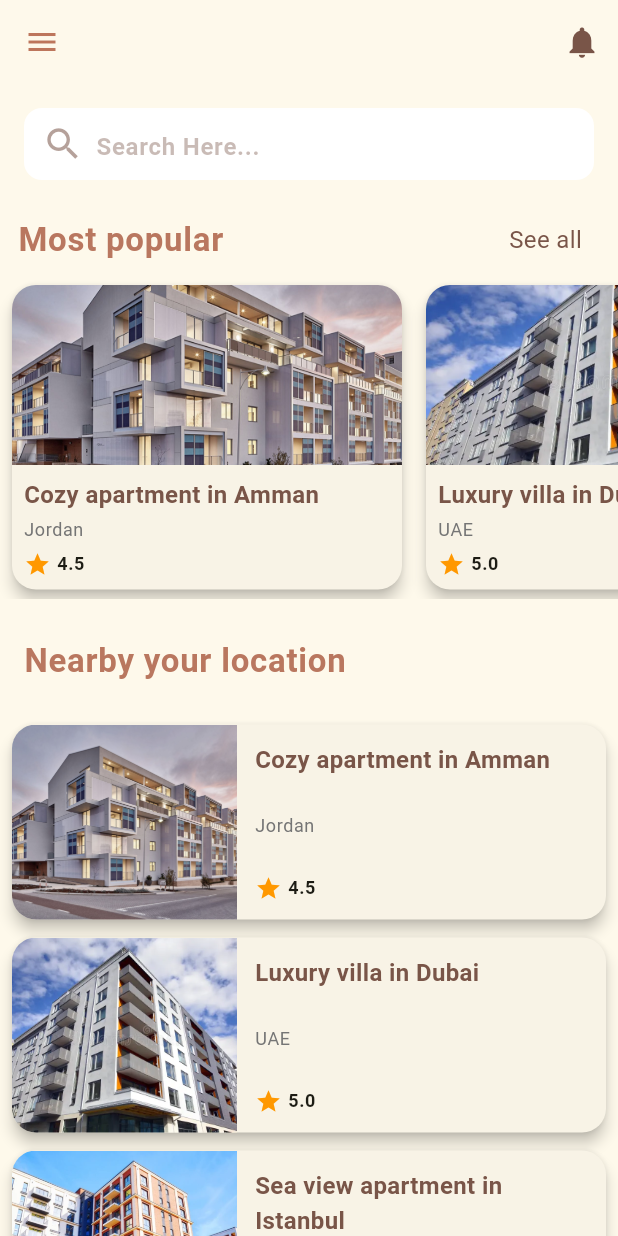
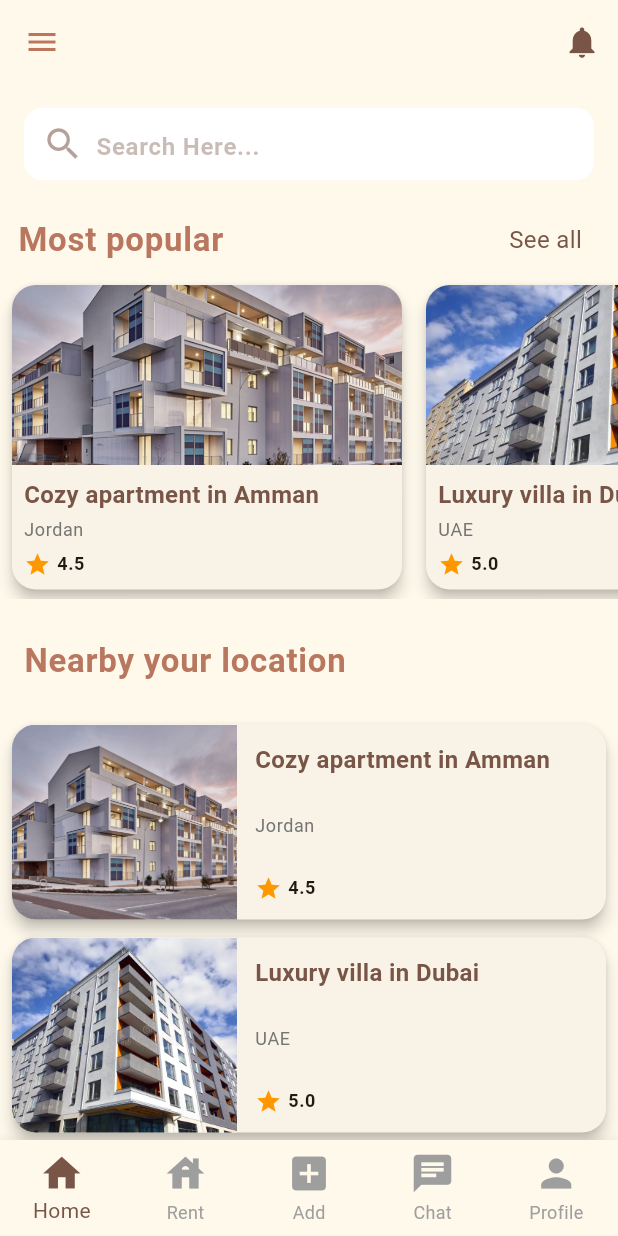
Before and after one commit to Zain-Nhlawy/Daleel_app_project, a Flutter app: the screen it shows after launch, on a phone screen of 412 x 824 dp. Run offline on Flutter 3.47's test engine with Material 3 defaults, Android fonts, the light colour scheme and no system bars; our stand-ins replace google_fonts.

Commit message:
adding tabs

```diff
--- a/lib/main.dart
+++ b/lib/main.dart
@@ -1,4 +1,5 @@
 import 'package:daleel_app_project/screen/home_screen.dart';
+import 'package:daleel_app_project/screen/home_screen_tabs.dart';
 import 'package:flutter/material.dart';
 import 'package:google_fonts/google_fonts.dart';
 
@@ -28,5 +29,5 @@ final theme = ThemeData(
 );
 
 void main() {
-  runApp(MaterialApp(theme: theme, home: HomeScreen()));
+  runApp(MaterialApp(theme: theme, home: HomeScreenTabs()));
 }
--- /dev/null
+++ b/lib/screen/home_screen_tabs.dart
@@ -0,0 +1,47 @@
+import 'package:flutter/material.dart';
+import 'package:daleel_app_project/screen/home_screen.dart';
+
+class HomeScreenTabs extends StatefulWidget {
+  const HomeScreenTabs({super.key});
+
+  @override
+  State<HomeScreenTabs> createState() => _MainScreenState();
+}
+
+class _MainScreenState extends State<HomeScreenTabs> {
+  int _currentIndex = 0;
+
+  final List<Widget> _pages = [
+    const HomeScreen(),
+    const Center(child: Text('Rent a House')),
+    const Center(child: Text('Add Apartment')),
+    const Center(child: Text('Chat')),
+    const Center(child: Text('Profile')),
+  ];
+
+  @override
+  Widget build(BuildContext context) {
+    return Scaffold(
+      body: _pages[_currentIndex],
+      bottomNavigationBar: BottomNavigationBar(
+        type: BottomNavigationBarType.fixed,
+        iconSize: 30,
+        currentIndex: _currentIndex,
+        selectedItemColor: Colors.brown,
+        unselectedItemColor: Colors.grey,
+        onTap: (index) {
+          setState(() {
+            _currentIndex = index;
+          });
+        },
+        items: const [
+          BottomNavigationBarItem(icon: Icon(Icons.home), label: 'Home'),
+          BottomNavigationBarItem(icon: Icon(Icons.house), label: 'Rent'),
+          BottomNavigationBarItem(icon: Icon(Icons.add_box), label: 'Add'),
+          BottomNavigationBarItem(icon: Icon(Icons.chat), label: 'Chat'),
+          BottomNavigationBarItem(icon: Icon(Icons.person), label: 'Profile'),
+        ],
+      ),
+    );
+  }
+}
```
